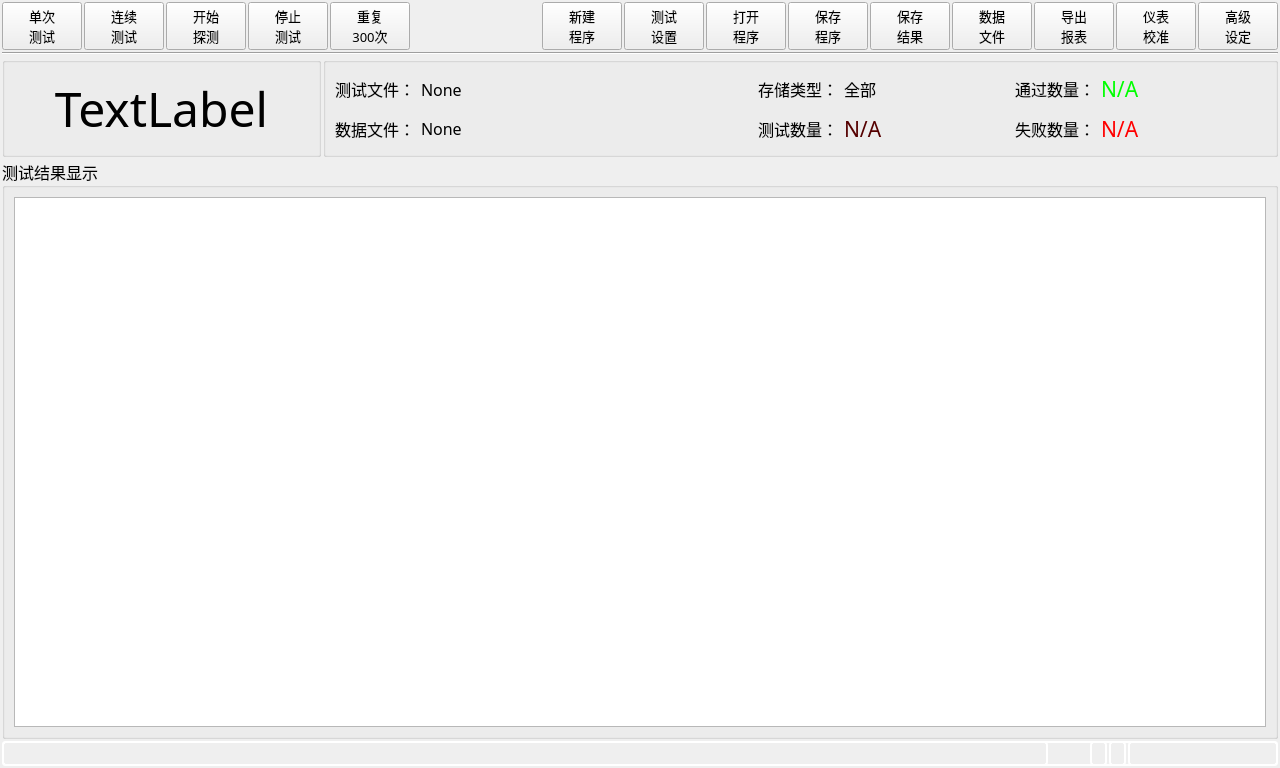
Qt form MeterMode/clsMeterMode.ui (caicaiking/WKEFactoryView2014) before a commit.
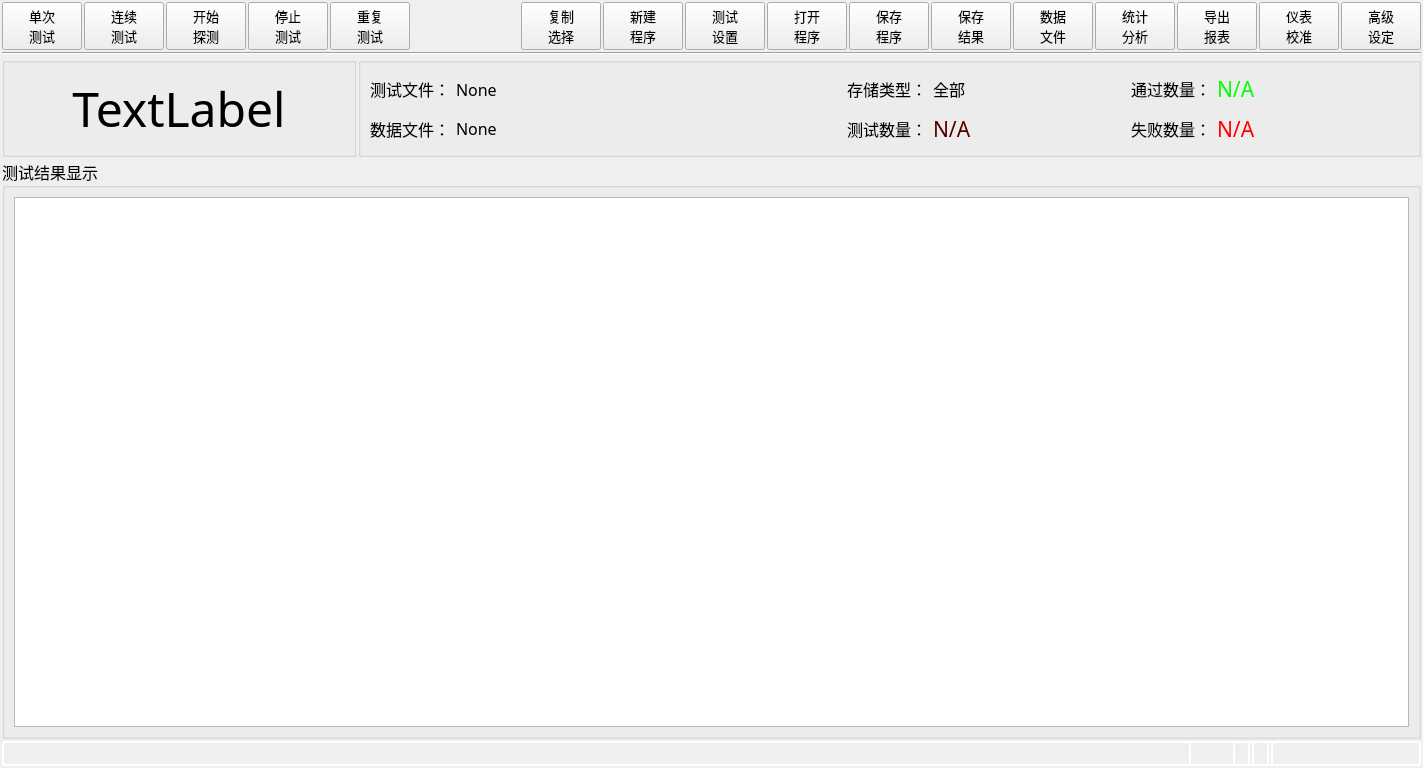
The same form after that commit. Icons and pictures are not drawn. Custom widgets are drawn as their Qt base class.

Patch:
```diff
--- a/MeterMode/clsMeterMode.ui
+++ b/MeterMode/clsMeterMode.ui
@@ -6,7 +6,7 @@
    <rect>
     <x>0</x>
     <y>0</y>
-    <width>1280</width>
+    <width>1423</width>
     <height>768</height>
    </rect>
   </property>
@@ -220,7 +220,10 @@
         </property>
         <property name="text">
          <string>重复
-300次</string>
+测试</string>
+        </property>
+        <property name="checkable">
+         <bool>true</bool>
         </property>
        </widget>
       </item>
@@ -237,6 +240,42 @@
         </property>
        </spacer>
       </item>
+      <item>
+       <widget class="QPushButton" name="btnCopy">
+        <property name="minimumSize">
+         <size>
+          <width>0</width>
+          <height>40</height>
+         </size>
+        </property>
+        <property name="font">
+         <font>
+          <family>楷体</family>
+          <pointsize>10</pointsize>
+         </font>
+        </property>
+        <property name="toolTip">
+         <string>快捷键 Ctrl+C</string>
+        </property>
+        <property name="text">
+         <string>复制
+选择</string>
+        </property>
+        <property name="icon">
+         <iconset resource="../recFile/myRes.qrc">
+          <normaloff>:/Icons/copy.png</normaloff>:/Icons/copy.png</iconset>
+        </property>
+        <property name="iconSize">
+         <size>
+          <width>20</width>
+          <height>20</height>
+         </size>
+        </property>
+        <property name="shortcut">
+         <string>Ctrl+C</string>
+        </property>
+       </widget>
+      </item>
       <item>
        <widget class="QPushButton" name="btnNewTask">
         <property name="minimumSize">
@@ -471,6 +510,48 @@
         </property>
        </widget>
       </item>
+      <item>
+       <widget class="QPushButton" name="btnStatics">
+        <property name="minimumSize">
+         <size>
+          <width>0</width>
+          <height>40</height>
+         </size>
+        </property>
+        <property name="font">
+         <font>
+          <family>楷体</family>
+          <pointsize>10</pointsize>
+         </font>
+        </property>
+        <property name="toolTip">
+         <string>&lt;html&gt;&lt;head/&gt;&lt;body&gt;&lt;p&gt;停止探测产品&lt;/p&gt;&lt;/body&gt;&lt;/html&gt;</string>
+        </property>
+        <property name="text">
+         <string>统计
+分析</string>
+        </property>
+        <property name="icon">
+         <iconset resource="../recFile/myRes.qrc">
+          <normaloff>:/Icons/trace.png</normaloff>:/Icons/trace.png</iconset>
+        </property>
+        <property name="iconSize">
+         <size>
+          <width>20</width>
+          <height>20</height>
+         </size>
+        </property>
+        <property name="shortcut">
+         <string>Esc</string>
+        </property>
+        <property name="checkable">
+         <bool>false</bool>
+        </property>
+        <property name="autoExclusive">
+         <bool>false</bool>
+        </property>
+       </widget>
+      </item>
       <item>
        <widget class="QPushButton" name="btnReport">
         <property name="minimumSize">
```
Left out of the diff: 2 changed lines with no effect on the pictures.
